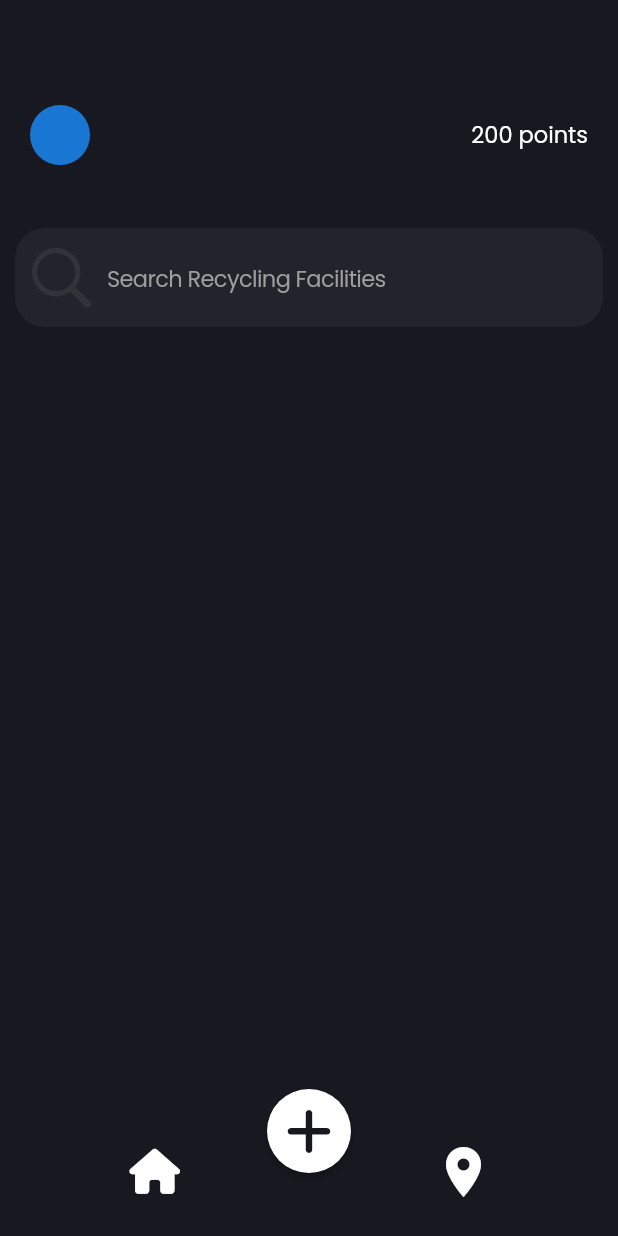
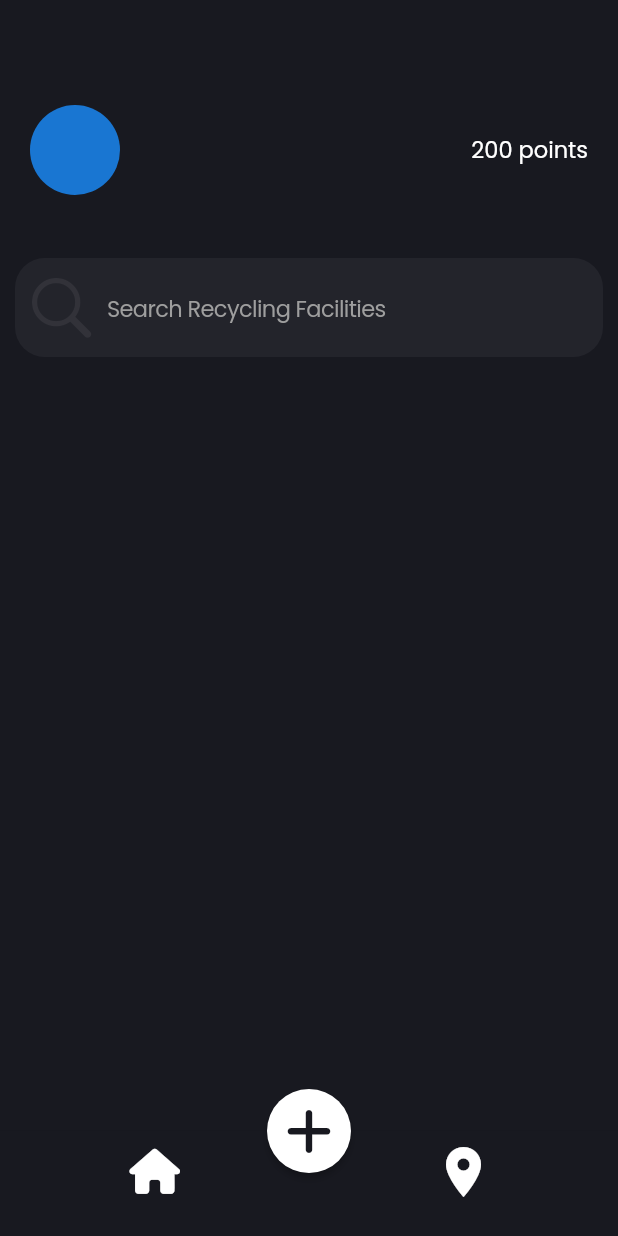
Before and after one commit to 7-USH/Recycle-App, a Flutter app: the HomePage screen opened by its route, on a phone screen of 412 x 824 dp. Run offline on Flutter 3.47's test engine with Material 2 defaults, Android fonts, the phone set to English and light mode, and no system bars; our stand-ins replace animated_text_kit, avatar_glow, firebase_auth, firebase_core, font_awesome_flutter, geolocator and 2 more; accounts and stored records are empty.

```diff
--- a/recycle_app/lib/main.dart
+++ b/recycle_app/lib/main.dart
@@ -21,7 +21,7 @@ class MyApp extends StatelessWidget {
   Widget build(BuildContext context) {
     return MaterialApp(
         debugShowCheckedModeBanner: false,
-        home: const OnBoardScreen(),
+        home: const HomePage(),
         routes: {
           LoginPage.id: (context) => LoginPage(),
           LoginPhone.id: (context) => const LoginPhone(),
--- a/recycle_app/lib/screens/home.dart
+++ b/recycle_app/lib/screens/home.dart
@@ -4,6 +4,7 @@ import 'package:flutter/cupertino.dart';
 import 'package:flutter/material.dart';
 import 'package:font_awesome_flutter/font_awesome_flutter.dart';
 import 'package:recycle_app/constants/constants.dart';
+import 'package:recycle_app/service/location.dart';
 
 class HomePage extends StatefulWidget {
   const HomePage({Key? key}) : super(key: key);
@@ -15,6 +16,7 @@ class HomePage extends StatefulWidget {
 
 class _HomePageState extends State<HomePage> {
   int _selectedIndex = 0;
+
   final screens = [
     const Center(
       child: Text(
@@ -30,6 +32,13 @@ class _HomePageState extends State<HomePage> {
     });
   }
 
+  @override
+  void initState() {
+    // TODO: implement initState
+    getcurrentlocation();
+    super.initState();
+  }
+
   final TextEditingController _controller = new TextEditingController();
 
   @override
@@ -39,7 +48,9 @@ class _HomePageState extends State<HomePage> {
       backgroundColor: scaffoldColor,
       floatingActionButtonLocation: FloatingActionButtonLocation.centerDocked,
       floatingActionButton: FloatingActionButton(
-        onPressed: () {},
+        onPressed: () {
+
+        },
         child: FaIcon(
           FontAwesomeIcons.add,
           color: scaffoldColor,
@@ -51,10 +62,10 @@ class _HomePageState extends State<HomePage> {
         elevation: 2,
       ),
       body: Center(
-        child: Column(
-          crossAxisAlignment: CrossAxisAlignment.start,
-          children: [
-          SizedBox(height: 50,),
+        child: Column(crossAxisAlignment: CrossAxisAlignment.start, children: [
+          SizedBox(
+            height: 50,
+          ),
           Padding(
             padding: const EdgeInsets.all(20.0),
             child: Row(
@@ -62,9 +73,13 @@ class _HomePageState extends State<HomePage> {
               crossAxisAlignment: CrossAxisAlignment.center,
               children: [
                 CircleAvatar(
-                    //TODO
+                  //TODO
+                  radius: 30,
                 ),
-                Text("200 points",style: poppinFonts(Colors.white, FontWeight.normal, 15),)
+                Text(
+                  "200 points",
+                  style: poppinFonts(Colors.white, FontWeight.normal, 15),
+                )
               ],
             ),
           ),
--- a/recycle_app/pubspec.yaml
+++ b/recycle_app/pubspec.yaml
@@ -42,6 +42,8 @@ dependencies:
   cloud_firestore: ^3.1.10
   animated_text_kit: ^4.2.1
   font_awesome_flutter: ^10.1.0
+  geolocator: ^8.2.0
+
 
 dev_dependencies:
   flutter_test:
```
Also changed, not shown: recycle_app/lib/service/location.dart (added, +16 -0 lines), recycle_app/pubspec.lock, 3 other files.
